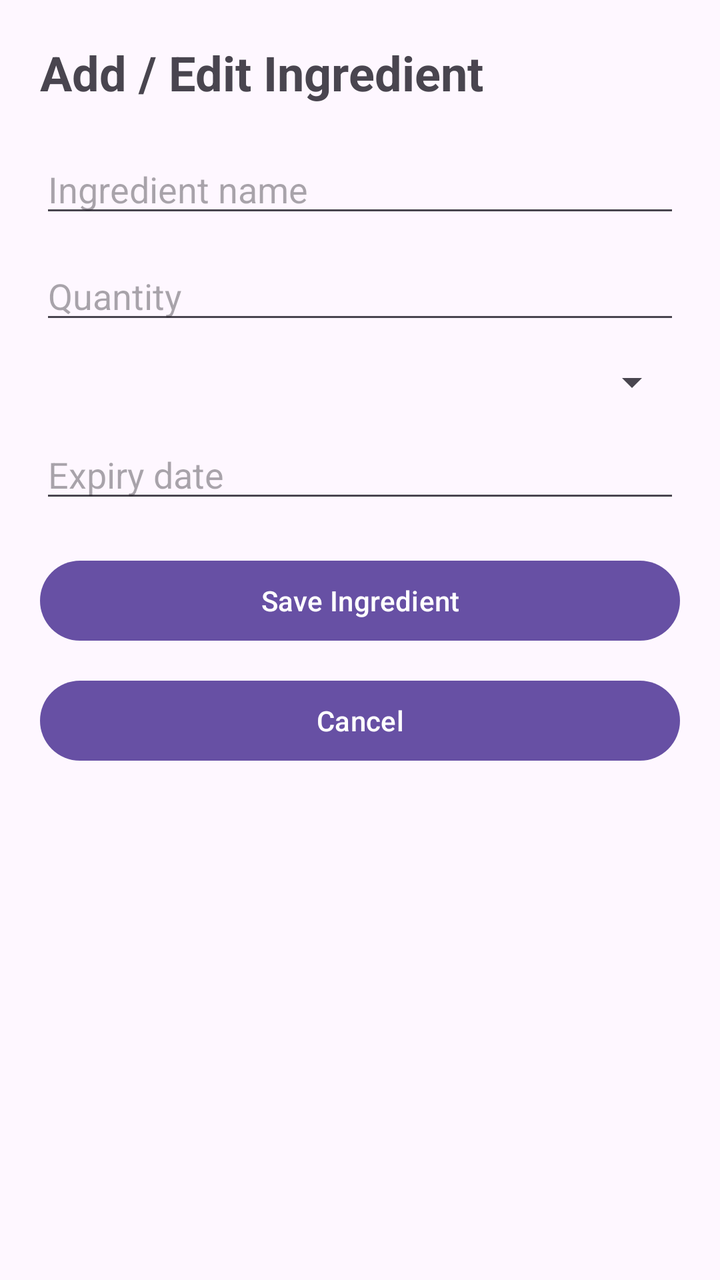
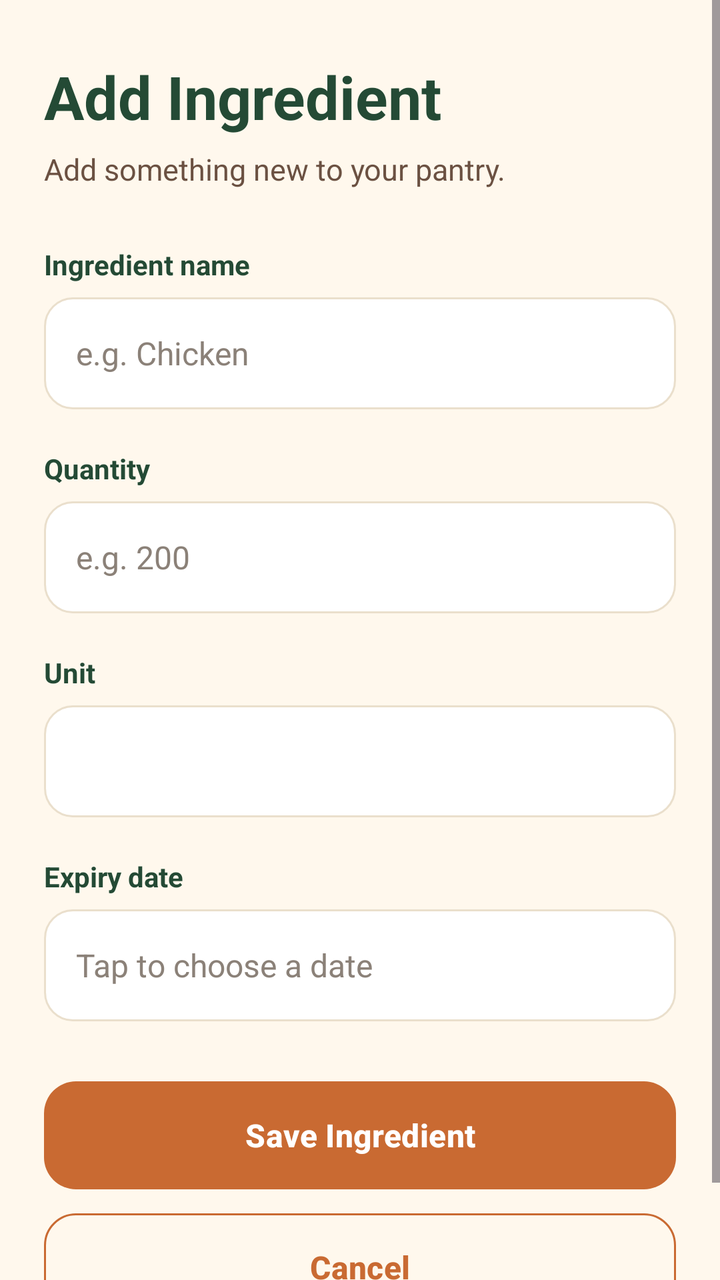

The first picture is an Android layout as it rendered before a commit; the second is the same layout after the commit. The layout source and the unified diff follow.
<!-- AndroidManifest.xml: application theme Theme.SmartPantryManager -->
<!-- res/layout/activity_add_edit_ingredient.xml -->
<?xml version="1.0" encoding="utf-8"?>
<ScrollView
    xmlns:android="http://schemas.android.com/apk/res/android"
    android:layout_width="match_parent"
    android:layout_height="match_parent">

    <LinearLayout
        android:layout_width="match_parent"
        android:layout_height="wrap_content"
        android:orientation="vertical"
        android:padding="20dp">

        <TextView
            android:layout_width="wrap_content"
            android:layout_height="wrap_content"
            android:text="Add / Edit Ingredient"
            android:textSize="24sp"
            android:textStyle="bold"
            android:layout_marginBottom="20dp" />

        <EditText
            android:id="@+id/etIngredientName"
            android:layout_width="match_parent"
            android:layout_height="wrap_content"
            android:hint="Ingredient name"
            android:inputType="text"
            android:layout_marginBottom="12dp" />

        <EditText
            android:id="@+id/etQuantity"
            android:layout_width="match_parent"
            android:layout_height="wrap_content"
            android:hint="Quantity"
            android:inputType="numberDecimal"
            android:layout_marginBottom="12dp" />

        <Spinner
            android:id="@+id/spUnit"
            android:layout_width="match_parent"
            android:layout_height="wrap_content"
            android:layout_marginBottom="12dp" />

        <EditText
            android:id="@+id/etExpiryDate"
            android:layout_width="match_parent"
            android:layout_height="wrap_content"
            android:hint="Expiry date"
            android:focusable="false"
            android:clickable="true"
            android:layout_marginBottom="20dp" />

        <Button
            android:id="@+id/btnSaveIngredient"
            android:layout_width="match_parent"
            android:layout_height="wrap_content"
            android:text="Save Ingredient"
            android:layout_marginBottom="12dp" />

        <Button
            android:id="@+id/btnCancel"
            android:layout_width="match_parent"
            android:layout_height="wrap_content"
            android:text="Cancel" />

    </LinearLayout>

</ScrollView>
<!-- resources referenced by this layout -->
<resources>
  <style name="Theme.SmartPantryManager" parent="Base.Theme.SmartPantryManager" />
  <style name="Base.Theme.SmartPantryManager" parent="Theme.Material3.DayNight.NoActionBar">
          
          
      </style>
</resources>

<!-- the commit's change to res/layout/activity_add_edit_ingredient.xml (unified diff, before → after) -->
@@ -1,66 +1,157 @@
 <?xml version="1.0" encoding="utf-8"?>
-<ScrollView
-    xmlns:android="http://schemas.android.com/apk/res/android"
+<ScrollView xmlns:android="http://schemas.android.com/apk/res/android"
+    xmlns:app="http://schemas.android.com/apk/res-auto"
     android:layout_width="match_parent"
-    android:layout_height="match_parent">
+    android:layout_height="match_parent"
+    android:background="@color/cream_background"
+    android:fillViewport="true">
 
     <LinearLayout
         android:layout_width="match_parent"
         android:layout_height="wrap_content"
         android:orientation="vertical"
-        android:padding="20dp">
+        android:paddingLeft="22dp"
+        android:paddingTop="28dp"
+        android:paddingRight="22dp"
+        android:paddingBottom="32dp">
+
+        <TextView
+            android:layout_width="match_parent"
+            android:layout_height="wrap_content"
+            android:id="@+id/tvIngredientFormTitle"
+            android:text="Add Ingredient"
+            android:textColor="@color/dark_green"
+            android:textSize="30sp"
+            android:textStyle="bold" />
+
+        <TextView
+            android:layout_width="match_parent"
+            android:layout_height="wrap_content"
+            android:layout_marginTop="6dp"
+            android:layout_marginBottom="28dp"
+            android:id="@+id/tvIngredientFormSubtitle"
+            android:text="Add something new to your pantry."
+            android:textColor="@color/warm_brown"
+            android:textSize="15sp" />
 
         <TextView
             android:layout_width="wrap_content"
             android:layout_height="wrap_content"
-            android:text="Add / Edit Ingredient"
-            android:textSize="24sp"
-            android:textStyle="bold"
-            android:layout_marginBottom="20dp" />
+            android:layout_marginBottom="7dp"
+            android:text="Ingredient name"
+            android:textColor="@color/dark_green"
+            android:textSize="14sp"
+            android:textStyle="bold" />
 
         <EditText
             android:id="@+id/etIngredientName"
             android:layout_width="match_parent"
+            android:layout_height="56dp"
+            android:background="@drawable/bg_input_field"
+            android:hint="e.g. Chicken"
+            android:inputType="textCapWords"
+            android:paddingLeft="16dp"
+            android:paddingRight="16dp"
+            android:textColor="@color/text_primary"
+            android:textColorHint="@color/text_light"
+            android:textSize="16sp" />
+
+        <TextView
+            android:layout_width="wrap_content"
             android:layout_height="wrap_content"
-            android:hint="Ingredient name"
-            android:inputType="text"
-            android:layout_marginBottom="12dp" />
+            android:layout_marginTop="20dp"
+            android:layout_marginBottom="7dp"
+            android:text="Quantity"
+            android:textColor="@color/dark_green"
+            android:textSize="14sp"
+            android:textStyle="bold" />
 
         <EditText
             android:id="@+id/etQuantity"
             android:layout_width="match_parent"
+            android:layout_height="56dp"
+            android:background="@drawable/bg_input_field"
+            android:hint="e.g. 200"
+            android:inputType="numberDecimal"
+            android:paddingLeft="16dp"
+            android:paddingRight="16dp"
+            android:textColor="@color/text_primary"
+            android:textColorHint="@color/text_light"
+            android:textSize="16sp" />
+
+        <TextView
+            android:layout_width="wrap_content"
             android:layout_height="wrap_content"
-            android:hint="Quantity"
-            android:inputType="numberDecimal"
-            android:layout_marginBottom="12dp" />
+            android:layout_marginTop="20dp"
+            android:layout_marginBottom="7dp"
+            android:text="Unit"
+            android:textColor="@color/dark_green"
+            android:textSize="14sp"
+            android:textStyle="bold" />
 
         <Spinner
             android:id="@+id/spUnit"
             android:layout_width="match_parent"
+            android:layout_height="56dp"
+            android:background="@drawable/bg_input_field"
+            android:paddingLeft="12dp"
+            android:paddingRight="12dp" />
+
+        <TextView
+            android:layout_width="wrap_content"
             android:layout_height="wrap_content"
-            android:layout_marginBottom="12dp" />
+            android:layout_marginTop="20dp"
+            android:layout_marginBottom="7dp"
+            android:text="Expiry date"
+            android:textColor="@color/dark_green"
+            android:textSize="14sp"
+            android:textStyle="bold" />
 
         <EditText
             android:id="@+id/etExpiryDate"
             android:layout_width="match_parent"
-            android:layout_height="wrap_content"
-            android:hint="Expiry date"
+            android:layout_height="56dp"
+            android:background="@drawable/bg_input_field"
+            android:clickable="true"
             android:focusable="false"
-            android:clickable="true"
-            android:layout_marginBottom="20dp" />
+            android:hint="Tap to choose a date"
+            android:paddingLeft="16dp"
+            android:paddingRight="16dp"
+            android:textColor="@color/text_primary"
+            android:textColorHint="@color/text_light"
+            android:textSize="16sp" />
 
-        <Button
+        <com.google.android.material.button.MaterialButton
             android:id="@+id/btnSaveIngredient"
             android:layout_width="match_parent"
-            android:layout_height="wrap_content"
+            android:layout_height="54dp"
+            android:layout_marginTop="30dp"
+            android:insetTop="0dp"
+            android:insetBottom="0dp"
             android:text="Save Ingredient"
-            android:layout_marginBottom="12dp" />
+            android:textAllCaps="false"
+            android:textColor="@color/white"
+            android:textSize="16sp"
+            android:textStyle="bold"
+            app:backgroundTint="@color/burnt_orange"
+            app:cornerRadius="16dp" />
 
-        <Button
+        <com.google.android.material.button.MaterialButton
             android:id="@+id/btnCancel"
             android:layout_width="match_parent"
-            android:layout_height="wrap_content"
-            android:text="Cancel" />
+            android:layout_height="54dp"
+            android:layout_marginTop="12dp"
+            android:insetTop="0dp"
+            android:insetBottom="0dp"
+            android:text="Cancel"
+            android:textAllCaps="false"
+            android:textColor="@color/burnt_orange"
+            android:textSize="16sp"
+            android:textStyle="bold"
+            app:backgroundTint="@color/cream_background"
+            app:cornerRadius="16dp"
+            app:strokeColor="@color/burnt_orange"
+            app:strokeWidth="1dp" />
 
     </LinearLayout>
 
<!-- resource entries referenced after the edit -->
@@ -1,9 +1,53 @@
 <!-- resources referenced by this layout -->
 <resources>
+  <color name="burnt_orange">#C96A32</color>
+  <color name="cream_background">#FFF8ED</color>
+  <color name="dark_green">#244A35</color>
+  <color name="text_light">#8B8178</color>
+  <color name="text_primary">#2D332E</color>
+  <color name="warm_brown">#6B5142</color>
+  <color name="white">#FFFFFFFF</color>
+  <!-- drawable bg_input_field (drawable) -->
+  <?xml version="1.0" encoding="utf-8"?>
+  <shape xmlns:android="http://schemas.android.com/apk/res/android" android:shape="rectangle">
+      <solid android:color="@color/card_white" />
+      <corners android:radius="14dp" />
+      <stroke android:width="1dp" android:color="@color/border_cream" />
+      <padding android:left="16dp" android:top="12dp" android:right="16dp" android:bottom="12dp" />
+  </shape>
   <style name="Theme.SmartPantryManager" parent="Base.Theme.SmartPantryManager" />
+  <color name="card_white">#FFFFFFFF</color>
+  <color name="border_cream">#EADFCC</color>
   <style name="Base.Theme.SmartPantryManager" parent="Theme.Material3.DayNight.NoActionBar">
+  
           
+          <item name="colorPrimary">@color/burnt_orange</item>
+          <item name="colorOnPrimary">@color/white</item>
+  
+          <item name="colorPrimaryContainer">@color/soft_orange</item>
+          <item name="colorOnPrimaryContainer">@color/dark_green</item>
+  
           
+          <item name="colorSecondary">@color/dark_green</item>
+          <item name="colorOnSecondary">@color/white</item>
+  
+          <item name="colorSecondaryContainer">@color/cream_light</item>
+          <item name="colorOnSecondaryContainer">@color/dark_green</item>
+  
+          
+          <item name="android:colorBackground">@color/cream_background</item>
+          <item name="colorSurface">@color/cream_background</item>
+          <item name="colorOnSurface">@color/text_primary</item>
+  
+          
+          <item name="android:navigationBarColor">@color/card_white</item>
+          <item name="android:statusBarColor">@color/cream_background</item>
+  
+          <item name="android:windowLightStatusBar">true</item>
+          <item name="android:windowLightNavigationBar">true</item>
+  
       </style>
+  <color name="soft_orange">#F3D4BE</color>
+  <color name="cream_light">#FFFCF6</color>
 </resources>
 
